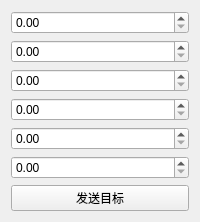
This is src/brx_ik_solver/ui/ik_gui.ui in Bubble252/humanic_robot_reverse as Qt 5 draws it before an edit. The edited form follows.
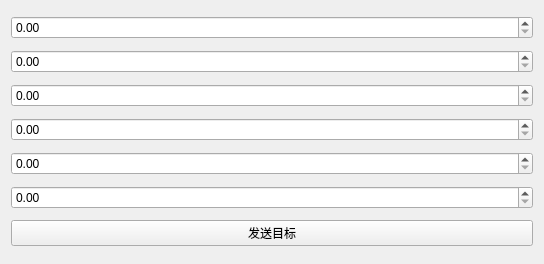
This is the edited form.

What changed in the file:
```diff
--- a/src/brx_ik_solver/ui/ik_gui.ui
+++ b/src/brx_ik_solver/ui/ik_gui.ui
@@ -2,6 +2,14 @@
 <ui version="4.0">
  <class>IKGui</class>
  <widget class="QWidget" name="IKGui">
+  <property name="geometry">
+   <rect>
+    <x>0</x>
+    <y>0</y>
+    <width>544</width>
+    <height>264</height>
+   </rect>
+  </property>
   <layout class="QVBoxLayout" name="verticalLayout">
    <item><widget class="QDoubleSpinBox" name="xSpinBox"/></item>
    <item><widget class="QDoubleSpinBox" name="ySpinBox"/></item>
```
Left out of the diff: 33 changed lines with no effect on the pictures.
